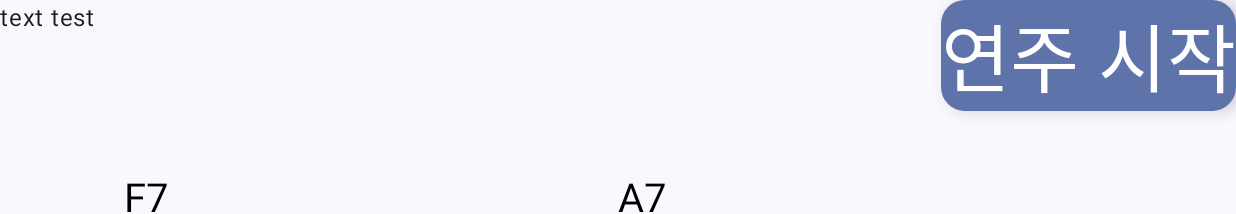
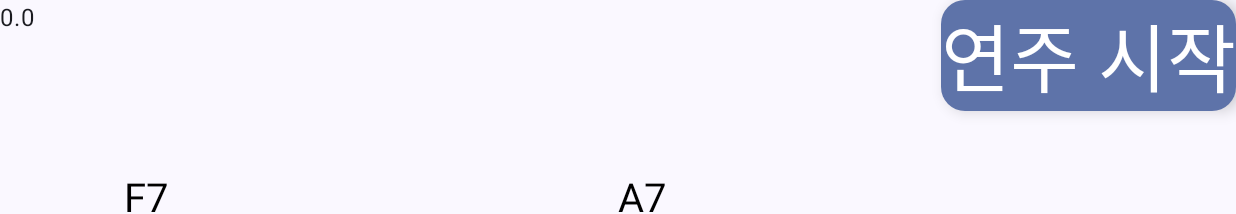
Before and after one commit to sorongosdev/GuitarApp, an Android app built with Jetpack Compose: the screen it shows after launch (MainActivity), after a tap on "연주 시작", on a phone screen of 824 x 412 dp (held sideways). Shown: the top 214 px of the screen. Run offline under Robolectric (Android 15) with nearby library versions, the phone set to English and light mode, and no system bars; libraries missing offline, so code that uses them is left out: com.chaquo.python; 4 statements that could not run were skipped.

Commit message:
녹음 초 텍스트에 보여주는 로직 구현
진행바 추가해야함

```diff
--- a/app/build.gradle.kts
+++ b/app/build.gradle.kts
@@ -68,10 +68,10 @@ chaquopy {
         // buildPython("/usr/bin/python3")
 
         // Sora Laptop Window
-        // buildPython("C:/Users/Admin/AppData/Local/Programs/Python/Python312/python.exe")
+         buildPython("C:/Users/Admin/AppData/Local/Programs/Python/Python312/python.exe")
 
         //Sora Desktop Window
-        buildPython("C:/Users/dosor/AppData/Local/Programs/Python/Python312/python.exe")
+//        buildPython("C:/Users/dosor/AppData/Local/Programs/Python/Python312/python.exe")
 
         pip {
             install("numpy")
--- a/app/src/main/java/com/example/tarsos_example/AudioProcessorHandler.kt
+++ b/app/src/main/java/com/example/tarsos_example/AudioProcessorHandler.kt
@@ -22,13 +22,9 @@ import java.util.Timer
 import java.util.TimerTask
 
 class AudioProcessorHandler(private val context: Context) {
-    private var start: Long = 0
-    private val dictionary = mutableMapOf<Double, String>()
     private var dispatcher: AudioDispatcher? = null
     private var randomAccessFile: RandomAccessFile? = null
     private var audioThread: Thread? = null
-    private val _pitchTextViewValue = MutableLiveData<String>()
-    val pitchTextViewValue: LiveData<String> get() = _pitchTextViewValue
     private val sampleRate = 44100 // 샘플 레이트
     private val audioBufferSize = 7056 // 오디오 버퍼 크기
     private val bufferOverlap = 0 // 버퍼 겹침
@@ -37,11 +33,11 @@ class AudioProcessorHandler(private val context: Context) {
 
     /**녹음 시작시 실행*/
     fun SetupAudioProcessing(viewModel: MyViewModel) {
-        Log.d("undraw", "SetupAudioProcessing")
+        Log.d("processbar", "SetupAudioProcessing")
         // 코루틴을 사용하여 메인 스레드에서 비동기 작업을 수행
         CoroutineScope(Dispatchers.Main).launch {
             // 시작 시간 측정
-            start = System.currentTimeMillis()
+//            val start = System.currentTimeMillis()
 
             // 현재 사용하고 있는 dispatcher 객체를 제거하고, 마이크로부터 입력을 받는 dispatcher 객체를 생성
             releaseDispatcher()
@@ -55,8 +51,6 @@ class AudioProcessorHandler(private val context: Context) {
             val file = File(context.filesDir, filename)
 
             // 입력받은 음성 파일을 저장하기 위해 RandomAccessFile을 생성
-            // 지정한 출력으로 음성 데이터를 기록하는 WriterProcessor(AudioProcessor) 객체를 생성
-            // dispatcher에 추가
             randomAccessFile = RandomAccessFile(file, "rw")
             val recordProcessor = WriterProcessor(tarsosDSPAudioFormat, randomAccessFile)
             dispatcher?.addAudioProcessor(recordProcessor)
@@ -65,12 +59,22 @@ class AudioProcessorHandler(private val context: Context) {
             audioThread = Thread(dispatcher, "Audio Thread")
             audioThread?.start()
 
-            // 4.8초 후에 녹음 중지 (Timer와 TimerTask 대신 delay 사용)
-            delay(5000)
+            // 5초 동안 진행 상황을 로그로 기록
+            val totalDelay = 5000L // 총 지연 시간
+            val interval = 100L // 로그를 기록할 간격 시간
+            var elapsedTime = 0L // 경과 시간
+
+            while (elapsedTime < totalDelay) {
+                delay(interval) // 지정된 간격만큼 대기
+                elapsedTime += interval // 경과 시간 업데이트
+                viewModel.updateRecordSecond(elapsedTime/1000.0)
+                Log.d("processbar", "녹음 진행 중: ${elapsedTime / 1000.0}초")
+            }
+
             stopAudioProcessing(viewModel = viewModel)
-
         }
     }
+
 
 
     /**녹음 중지시 실행되는 리스너*/
--- a/app/src/main/java/com/example/tarsos_example/CanvasDraw.kt
+++ b/app/src/main/java/com/example/tarsos_example/CanvasDraw.kt
@@ -91,7 +91,6 @@ fun DrawNotes(noteType: List<Int>, location: Int, modifier: Modifier = Modifier)
 
 @Composable
 fun DrawFeedBackNotes(feedbackNoteList: List<Int>?, location: Int, modifier: Modifier) {
-    Log.d("undraw", "DrawFeedBackNotes, List length: ${feedbackNoteList?.size}")
     if (!feedbackNoteList.isNullOrEmpty()) {
         Canvas(modifier = modifier) {
             val startX_measure = 1 * (size.width / 10) // 첫번째 마디 시작점
@@ -119,7 +118,7 @@ fun DrawFeedBackNotes(feedbackNoteList: List<Int>?, location: Int, modifier: Mod
                         color = Color.Red,
                         start = start,
                         end = end,
-                        strokeWidth = 100f
+                        strokeWidth = 20f
                     )
                 }
             }
--- a/app/src/main/java/com/example/tarsos_example/MainActivity.kt
+++ b/app/src/main/java/com/example/tarsos_example/MainActivity.kt
@@ -52,6 +52,7 @@ import kotlinx.coroutines.CoroutineScope
 import kotlinx.coroutines.Dispatchers
 import kotlinx.coroutines.flow.MutableStateFlow
 import kotlinx.coroutines.flow.StateFlow
+import kotlinx.coroutines.flow.collect
 import kotlinx.coroutines.launch
 import java.io.File
 import java.io.IOException
@@ -63,6 +64,7 @@ class MainActivity : ComponentActivity() {
 
     // noteListState를 정의하고 초기값을 빈 리스트로 설정합니다.
     val feedbackNoteListState = MutableStateFlow(List(25) { 0 })
+    val recordSecondState = MutableStateFlow<Double>(0.0)
 
     // ViewModel 인스턴스를 가져오기
 //    private val viewModel by viewModels<MyViewModel>()
@@ -85,26 +87,33 @@ class MainActivity : ComponentActivity() {
 
         // ViewModel의 feedbackNoteList StateFlow 관찰
         lifecycleScope.launch {
-            Log.d("undraw", "lifecycleScope.launch")
-            // repeatOnLifecycle을 사용하여 STARTED 상태일 때만 collect가 실행되도록 합니다.
+            // repeatOnLifecycle을 사용하여 STARTED 상태일 때만 collect가 실행되도록
             lifecycle.repeatOnLifecycle(Lifecycle.State.STARTED) {
-                viewModel.feedbackNoteList.collect { noteList ->
-                    feedbackNoteListState.value = noteList
-                    Log.d("undraw", "collect, noteList.size ${noteList.size}")
+                launch {
+                    viewModel.feedbackNoteList.collect { noteList ->
+                        feedbackNoteListState.value = noteList
+                    }
+                }
+                launch {
+                    viewModel.recordSecond.collect { recordSecond ->
+                        recordSecondState.value = recordSecond
+                    }
                 }
             }
         }
+
 
         setContent {
             Tarsos_exampleTheme {
 
                 val feedbackNoteList by feedbackNoteListState.collectAsState()
+                val recordSecond by recordSecondState.collectAsState()
 
                 Surface(
                     modifier = Modifier.fillMaxSize(),
                     color = MaterialTheme.colorScheme.background
                 ) {
-                    MainActivityUI(feedbackNoteList = feedbackNoteList, name = "Android")
+                    MainActivityUI(feedbackNoteList = feedbackNoteList,recordSecond = recordSecond, name = "Android")
                     SetupTarsosDSP()
                 }
             }
@@ -115,7 +124,7 @@ class MainActivity : ComponentActivity() {
     }
 
     @Composable
-    fun MainActivityUI(feedbackNoteList: List<Int>, name: String, modifier: Modifier = Modifier) {
+    fun MainActivityUI(feedbackNoteList: List<Int>,recordSecond: Double, name: String, modifier: Modifier = Modifier) {
         Column(
             modifier = Modifier.fillMaxSize(),
             verticalArrangement = Arrangement.Top
@@ -124,7 +133,7 @@ class MainActivity : ComponentActivity() {
                 modifier = Modifier.fillMaxWidth(),
                 horizontalArrangement = Arrangement.SpaceBetween
             ) {
-                Text(text = "text test")
+                Text(text = recordSecond.toString())
                 FloatingActionButton(
                     onClick = { audioProcessorHandler.SetupAudioProcessing(viewModel) },
 
--- a/app/src/main/java/com/example/tarsos_example/MyViewModel.kt
+++ b/app/src/main/java/com/example/tarsos_example/MyViewModel.kt
@@ -18,16 +18,20 @@ class MyViewModel : ViewModel() {
     private var _shownNoteList = MutableStateFlow(listOf<Int>())
     val shownNoteList : StateFlow<List<Int>> = _shownNoteList
 
-    /**보여주는 코드, 사용자가 친 것과 비교해서 정답인지 알려주기 위해 필요*/
+    /**마디1에 보여주는 코드, 사용자가 친 것과 비교해서 정답인지 알려주기 위해 필요*/
     private var _shownChord1 = MutableStateFlow<Int>(0)
     val shownChord1 : StateFlow<Int> = _shownChord1
 
+    /**마디2에 보여주는 코드, 사용자가 친 것과 비교해서 정답인지 알려주기 위해 필요*/
     private var _shownChord2 = MutableStateFlow<Int>(0)
     val shownChord2 : StateFlow<Int> = _shownChord1
 
+    private var _recordSecond = MutableStateFlow<Double>(0.0)
+    val recordSecond : StateFlow<Double> = _recordSecond
+
     fun updateFeedbackNoteList(newList: List<Int>) {
         _feedbackNoteList.value = newList
-        Log.d("undraw","updateFeedbackNoteList // feedbackNoteList.value ${feedbackNoteList.value}")
+        Log.d("processbar","updateFeedbackNoteList // feedbackNoteList.value ${feedbackNoteList.value}")
     }
 
     fun updateShownChord1(newInt: Int) {
@@ -37,4 +41,8 @@ class MyViewModel : ViewModel() {
     fun updateShownChord2(newInt: Int) {
         _shownChord2.value = newInt
     }
+
+    fun updateRecordSecond(newSecond: Double){
+        _recordSecond.value = newSecond
+    }
 }
```
Also changed, not shown: 1 other file.
